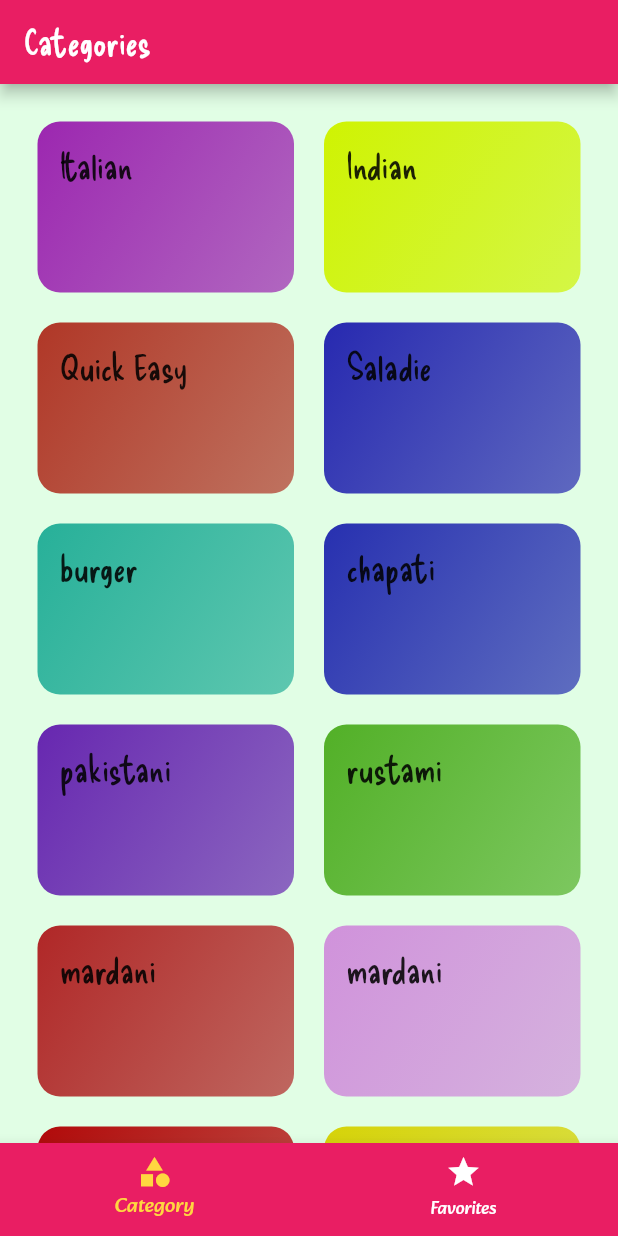
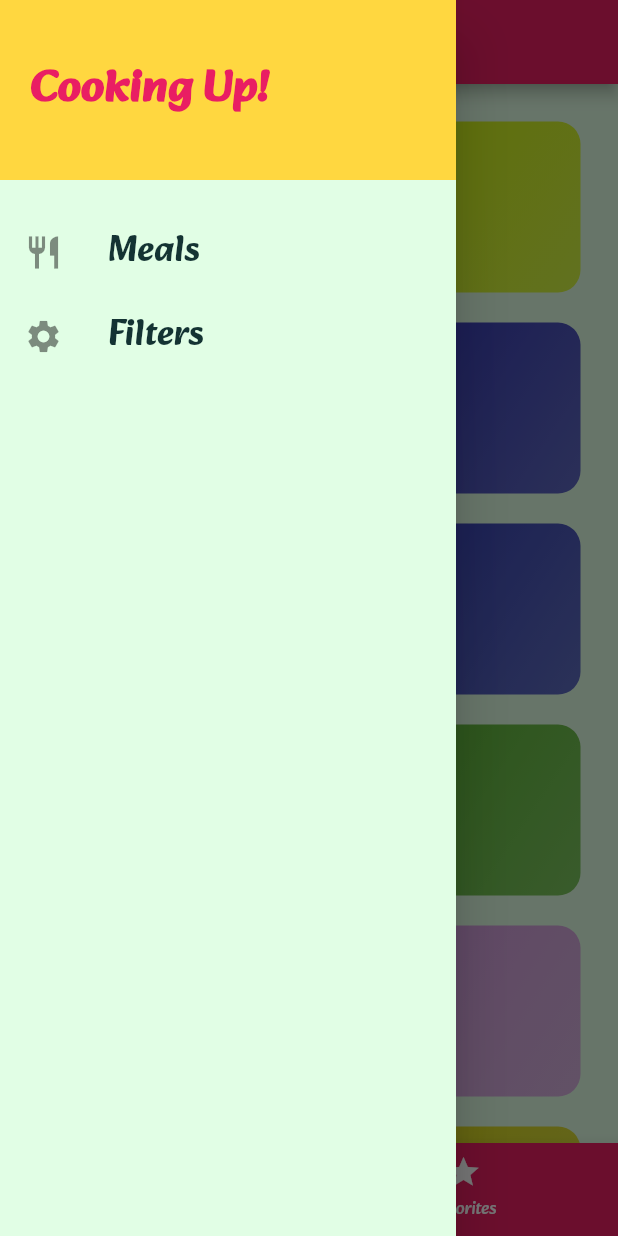
Before and after one commit to faiq157/MealApp, a Flutter app: the screen it shows after launch, with the side drawer open (before the commit the screen has no drawer), on a phone screen of 412 x 824 dp. Run offline on Flutter 3.47's test engine with Material 2 defaults, Android fonts, the phone set to English and light mode, and no system bars.

Commit message:
First Commit

```diff
--- /dev/null
+++ b/mealapp/lib/Screens/filters_screen.dart
@@ -0,0 +1,17 @@
+import 'package:flutter/material.dart';
+import 'package:mealapp/widgets/main_drawer.dart';
+
+class FilterScreen extends StatelessWidget {
+  const FilterScreen({super.key});
+  static const routName = "/filters";
+  @override
+  Widget build(BuildContext context) {
+    return Scaffold(
+      appBar: AppBar(
+        title: const Text("Your Filters"),
+      ),
+      drawer: MainDrawer(),
+      body: const Center(child: Text("this is Filtter Page")),
+    );
+  }
+}
--- a/mealapp/lib/Screens/tab_screen.dart
+++ b/mealapp/lib/Screens/tab_screen.dart
@@ -1,4 +1,5 @@
 import 'package:flutter/material.dart';
+import '../widgets/main_drawer.dart';
 
 import 'category_screen.dart';
 import 'favorites_screen.dart';
@@ -32,6 +33,7 @@ class _TabScreenState extends State<TabScreen> {
       appBar: AppBar(
         title: Text(_pages[_selectedPageIndex]['title'] as String),
       ),
+      drawer: const MainDrawer(),
       body: _pages[_selectedPageIndex]['page'] as Widget,
       bottomNavigationBar: BottomNavigationBar(
         onTap: _selectPage,
@@ -41,12 +43,12 @@ class _TabScreenState extends State<TabScreen> {
         currentIndex: _selectedPageIndex,
         type: BottomNavigationBarType.fixed,
         items: [
-          BottomNavigationBarItem(
+          const BottomNavigationBarItem(
             backgroundColor: Colors.pink,
             icon: Icon(Icons.category),
             label: "Category",
           ),
-          BottomNavigationBarItem(
+          const BottomNavigationBarItem(
             icon: Icon(Icons.star),
             label: "Favorites",
           ),
--- a/mealapp/lib/main.dart
+++ b/mealapp/lib/main.dart
@@ -1,5 +1,6 @@
 import 'package:flutter/material.dart';
 import 'package:mealapp/Screens/category_meals.dart';
+import 'package:mealapp/Screens/filters_screen.dart';
 import 'package:mealapp/Screens/tab_screen.dart';
 import './Screens/meal_details.dart';
 import './screens/category_screen.dart';
@@ -29,14 +30,8 @@ class MyApp extends StatelessWidget {
       home: TabScreen(),
       routes: {
         CategoryMeals.routName: (ctx) => const CategoryMeals(),
-        MealDetail.routName: (ctx) => MealDetail(),
-      },
-      onGenerateRoute: (settings) {
-        print(settings.arguments);
-        //return MaterialPageRoute(builder: (ctx) => CategoryScreen());
-      },
-      onUnknownRoute: (settings) {
-        return MaterialPageRoute(builder: (ctx) => CategoryScreen());
+        MealDetail.routName: (ctx) => const MealDetail(),
+        FilterScreen.routName: (ctx) => const FilterScreen(),
       },
     );
   }
--- /dev/null
+++ b/mealapp/lib/widgets/main_drawer.dart
@@ -0,0 +1,55 @@
+import 'package:flutter/material.dart';
+import 'package:mealapp/Screens/filters_screen.dart';
+
+class MainDrawer extends StatelessWidget {
+  const MainDrawer({super.key});
+  // ignore: non_constant_identifier_names
+  Widget BuildDrawer(String title, IconData icon, Function() tapHandler) {
+    return ListTile(
+      leading: Icon(
+        icon,
+        size: 26,
+      ),
+      title: Text(
+        title,
+        style: const TextStyle(
+            fontFamily: "alkatra", fontSize: 24, fontWeight: FontWeight.bold),
+      ),
+      onTap: tapHandler,
+    );
+  }
+
+  @override
+  Widget build(BuildContext context) {
+    return Drawer(
+      child: Column(
+        children: [
+          Container(
+            height: 120,
+            width: double.infinity,
+            padding: const EdgeInsets.all(20),
+            alignment: Alignment.centerLeft,
+            color: Colors.amberAccent,
+            child: const Text(
+              "Cooking Up!",
+              style: TextStyle(
+                fontWeight: FontWeight.w900,
+                fontSize: 30,
+                color: Colors.pink,
+              ),
+            ),
+          ),
+          const SizedBox(
+            height: 20,
+          ),
+          BuildDrawer("Meals", Icons.restaurant, () {
+            Navigator.of(context).pushReplacementNamed("/");
+          }),
+          BuildDrawer("Filters", Icons.settings, () {
+            Navigator.of(context).pushReplacementNamed(FilterScreen.routName);
+          })
+        ],
+      ),
+    );
+  }
+}
```
